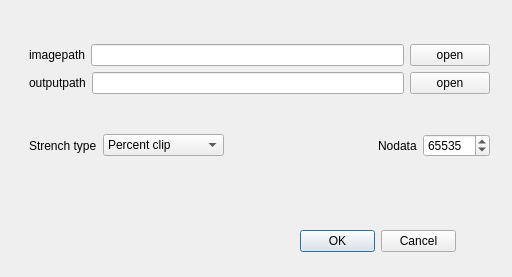
Above: ui/preProcess/convert_8bit.ui from scrssys/SCRS_RS_AI before the change. Below: the same form after it.
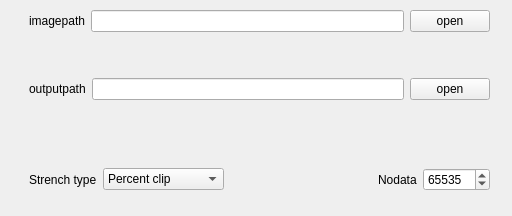
That is the form after the change.

What changed in the file:
```diff
--- a/ui/preProcess/convert_8bit.ui
+++ b/ui/preProcess/convert_8bit.ui
@@ -7,7 +7,7 @@
     <x>0</x>
     <y>0</y>
     <width>512</width>
-    <height>277</height>
+    <height>216</height>
    </rect>
   </property>
   <property name="windowTitle">
@@ -29,7 +29,7 @@
     <set>QDialogButtonBox::Cancel|QDialogButtonBox::Ok</set>
    </property>
   </widget>
-  <widget class="QWidget" name="">
+  <widget class="QWidget" name="layoutWidget">
    <property name="geometry">
     <rect>
      <x>29</x>
@@ -62,6 +62,19 @@
         </item>
        </layout>
       </item>
+      <item>
+       <spacer name="verticalSpacer">
+        <property name="orientation">
+         <enum>Qt::Vertical</enum>
+        </property>
+        <property name="sizeHint" stdset="0">
+         <size>
+          <width>20</width>
+          <height>40</height>
+         </size>
+        </property>
+       </spacer>
+      </item>
       <item>
        <layout class="QHBoxLayout" name="horizontalLayout_2">
         <item>
@@ -85,6 +98,19 @@
       </item>
      </layout>
     </item>
+    <item>
+     <spacer name="verticalSpacer_2">
+      <property name="orientation">
+       <enum>Qt::Vertical</enum>
+      </property>
+      <property name="sizeHint" stdset="0">
+       <size>
+        <width>20</width>
+        <height>40</height>
+       </size>
+      </property>
+     </spacer>
+    </item>
     <item>
      <layout class="QHBoxLayout" name="horizontalLayout_5">
       <item>
```
Left out of the diff: 2 changed lines with no effect on the pictures.
